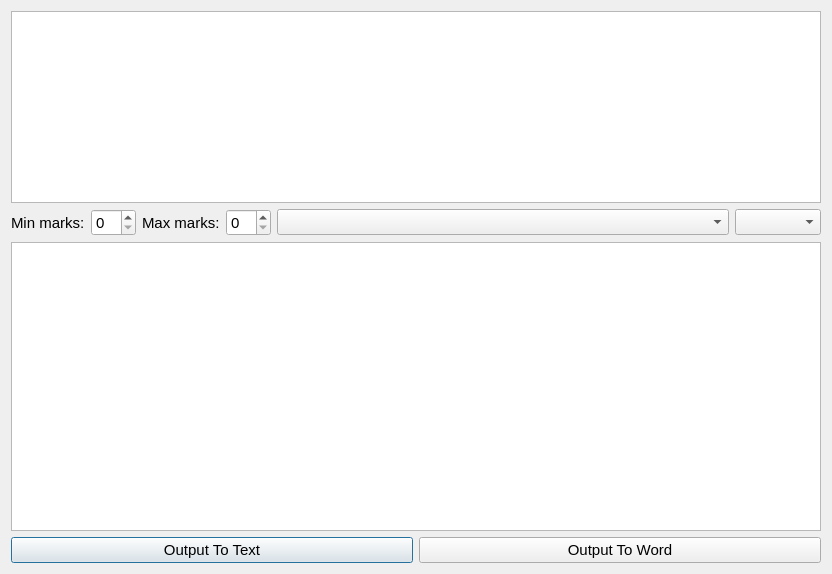
Before: the Qt Designer form QT/ExamPaperGenerator.ui in Daniel-CG-Wright/ExamPaperProject, drawn with Qt 5.
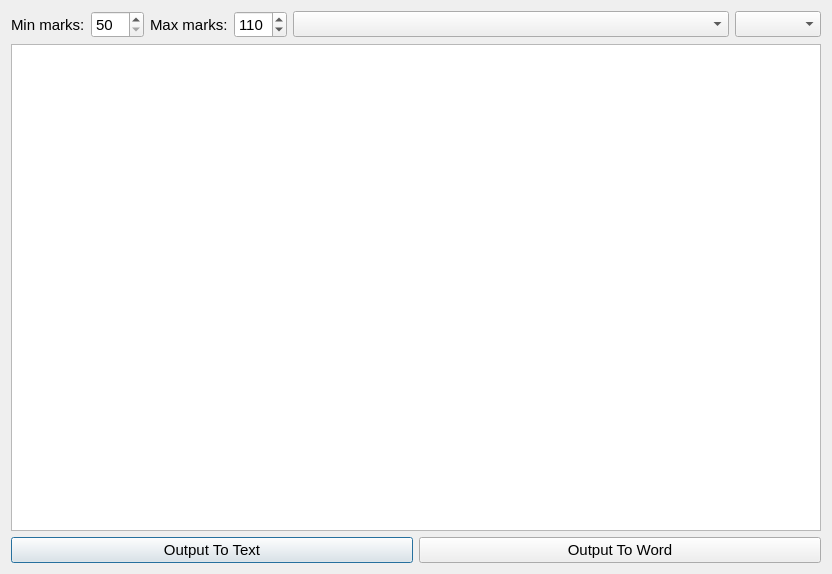
After: the same form once the commit is applied.

Commit message: Beginning work on exam question generator, UI reduced significantly for the window to remove unnecessary options

```diff
--- a/QT/ExamPaperGenerator.ui
+++ b/QT/ExamPaperGenerator.ui
@@ -25,21 +25,6 @@
    <string>ExamPaperGenerator</string>
   </property>
   <layout class="QVBoxLayout" name="verticalLayout">
-   <item>
-    <widget class="QTableWidget" name="twSelectTopics">
-     <property name="sizePolicy">
-      <sizepolicy hsizetype="Expanding" vsizetype="Minimum">
-       <horstretch>0</horstretch>
-       <verstretch>0</verstretch>
-      </sizepolicy>
-     </property>
-     <property name="font">
-      <font>
-       <pointsize>12</pointsize>
-      </font>
-     </property>
-    </widget>
-   </item>
    <item>
     <layout class="QHBoxLayout" name="horizontalLayout" stretch="0,0,0,0,1,0">
      <item>
@@ -50,7 +35,14 @@
       </widget>
      </item>
      <item>
-      <widget class="QSpinBox" name="sbMax"/>
+      <widget class="QSpinBox" name="sbMax">
+       <property name="minimum">
+        <number>50</number>
+       </property>
+       <property name="maximum">
+        <number>150</number>
+       </property>
+      </widget>
      </item>
      <item>
       <widget class="QLabel" name="lMax">
@@ -60,7 +52,17 @@
       </widget>
      </item>
      <item>
-      <widget class="QSpinBox" name="sbMin"/>
+      <widget class="QSpinBox" name="sbMin">
+       <property name="minimum">
+        <number>50</number>
+       </property>
+       <property name="maximum">
+        <number>200</number>
+       </property>
+       <property name="value">
+        <number>110</number>
+       </property>
+      </widget>
      </item>
      <item>
       <widget class="QComboBox" name="cbComponent"/>
```
The commit also changes 4 other files.
